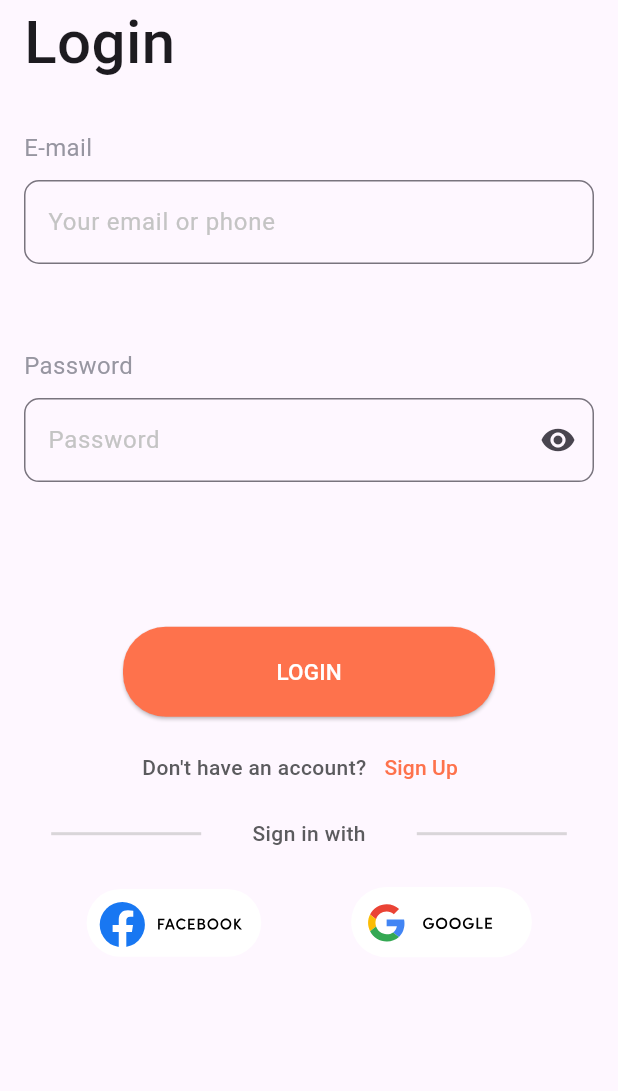
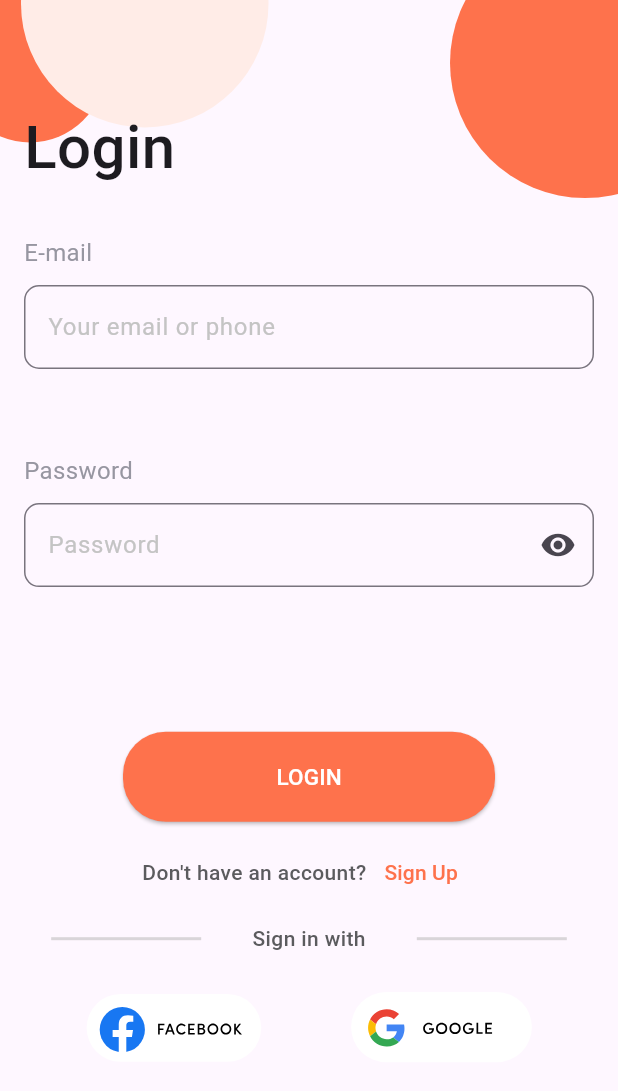
Before and after one commit to Diptanghsu-DC/huls-coffee-house, a Flutter app: the screen it shows after launch, on a phone screen of 412 x 824 dp. Shown: the top 1091 px of the screen. Run offline on Flutter 3.47's test engine with Material 3 defaults, Android fonts, the phone set to English and light mode, and no system bars; our stand-ins replace flutter_svg.

Commit message:
abstract circles added on login page

```diff
--- a/lib/main.dart
+++ b/lib/main.dart
@@ -11,8 +11,6 @@
 
   @override
   Widget build(BuildContext context) {
-    SystemChrome.setSystemUIOverlayStyle(
-        SystemUiOverlayStyle(statusBarColor: Colors.transparent));
     return MaterialApp(
       home: LoginPage(),
     );
--- a/lib/pages/login_ui/login_page.dart
+++ b/lib/pages/login_ui/login_page.dart
@@ -42,14 +42,55 @@ class _LoginPageState extends State<LoginPage> {
     double lineHeight = 2;
     double lineWidth = 100;
     return Scaffold(
-      body: SafeArea(
-        child: SingleChildScrollView(
+      body: SingleChildScrollView(
+        child: Column(
+          children: [
+            Stack(
+              children: [
+                Positioned(
+                  top: -5,
+                  left: -30,
+                  child: Container(
+                    width: 100,
+                    height: 100,
+                    decoration: const BoxDecoration(
+                      shape: BoxShape.circle,
+                      color: Color.fromRGBO(254, 114, 76, 1),
+                    ),
+                  ),
+                ),
+                Positioned(
+                  top: -80,
+                  left: 14,
+                  child: Container(
+                    width: 165,
+                    height: 165,
+                    decoration: const BoxDecoration(
+                      shape: BoxShape.circle,
+                      color: Color.fromRGBO(255, 236, 231, 1),
+                    ),
+                  ),
+                ),
+                Positioned(
+                  top: -48,
+                  left: 300,
+                  child: Container(
+                    width: 180,
+                    height: 180,
+                    decoration: const BoxDecoration(
+                      shape: BoxShape.circle,
+                      color: Color.fromRGBO(254, 114, 76, 1),
+                    ),
+                  ),
+                ),
+                SafeArea(
                   child: Form(
                     child: Column(
                       children: [
                         Column(
                           crossAxisAlignment: CrossAxisAlignment.start,
                           children: [
+                            SizedBox(height: lGap,),
                             Padding(
                               padding: EdgeInsets.only(left: padding),
                               child: Text(
@@ -174,6 +215,10 @@ class _LoginPageState extends State<LoginPage> {
                     ),
                   ),
                 ),
+              ],
+            ),
+          ],
+        ),
       ),
     );
   }
```
Lines whose indentation alone changed are shown as unchanged.
